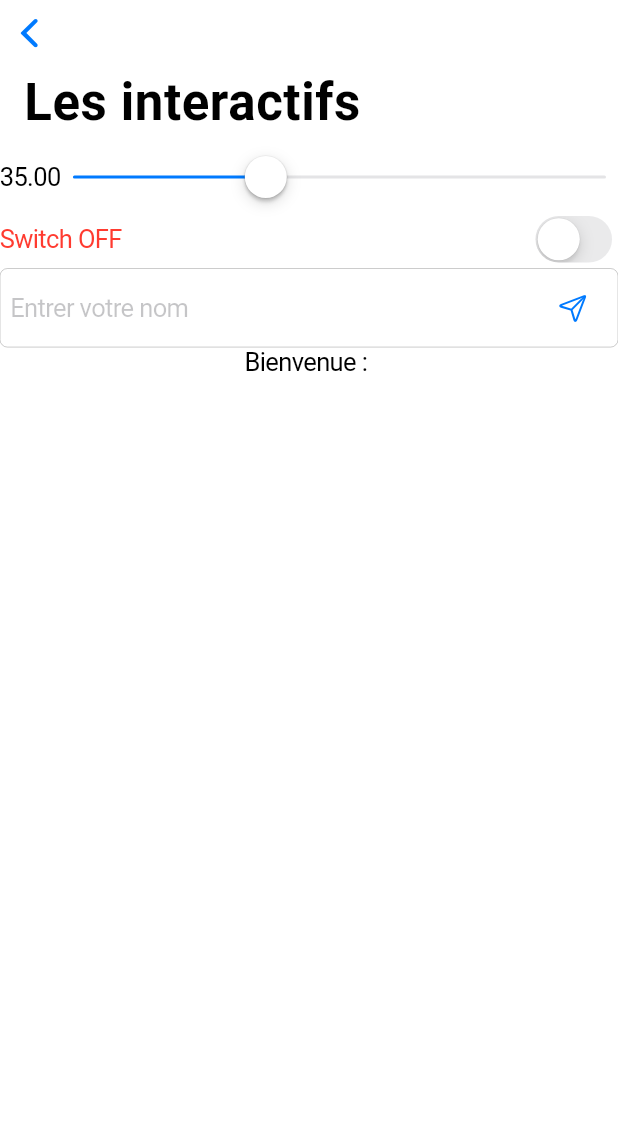
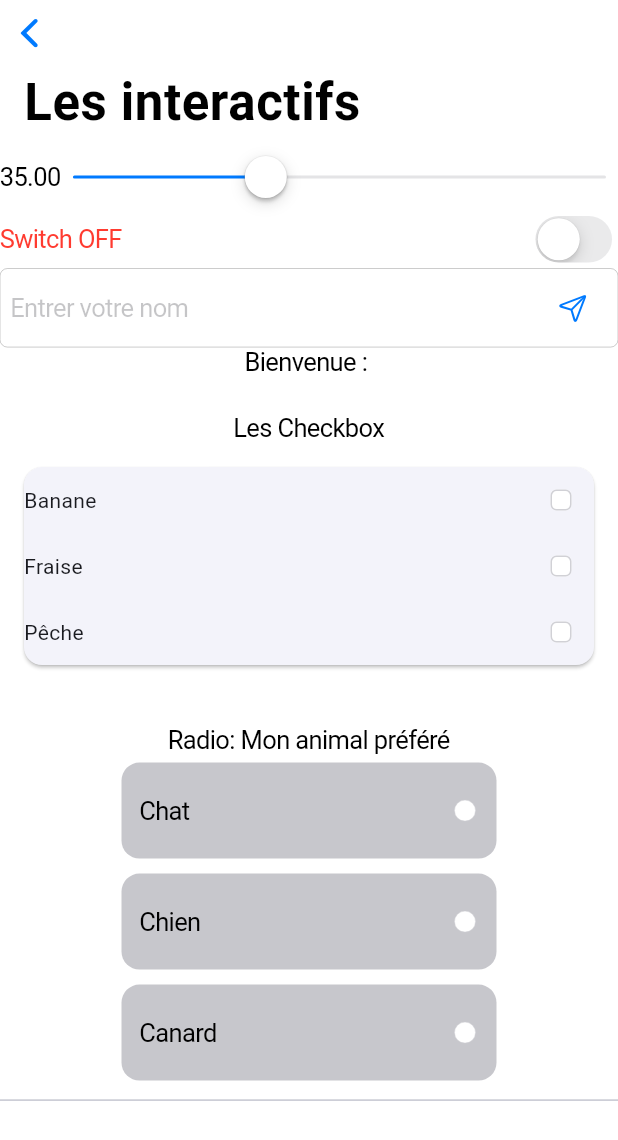
Before and after one commit to KifK2f/cupertino, a Flutter app: the IosInteractif screen opened directly, on a phone screen of 412 x 824 dp. Shown: the top 1140 px of the screen. Run offline on Flutter 3.47's test engine with Material 3 defaults, Android fonts, the phone set to English and light mode, and no system bars.

Commit message:
CupertinoRadio et CupertinoCheckbox Ok

```diff
--- a/lib/ios_material/ios_interactifs.dart
+++ b/lib/ios_material/ios_interactifs.dart
@@ -1,4 +1,5 @@
 import 'package:flutter/cupertino.dart';
+import 'package:flutter/material.dart';
 
 class IosInteractif extends StatefulWidget {
   const IosInteractif({super.key});
@@ -18,6 +19,13 @@ class _InteractifState extends State<IosInteractif> {
   bool isOn = false;
   late TextEditingController _controller;
   String _name = "";
+  final Map<String, bool> _options = {
+      "Banane" : false,
+      "Fraise" : false,
+      "Pêche" : false,
+  };
+
+  String? _groupValue;
 
   //méthods for updates
   void _updateSlider(double newValue){
@@ -35,6 +43,12 @@ class _InteractifState extends State<IosInteractif> {
   void _updateName(){
     setState(() {
       _name = _controller.text;
+    });
+  }
+
+  void _onValueChanged(String? string){
+    setState(() {
+      _groupValue = string;
     });
   }
 
@@ -92,6 +106,45 @@ class _InteractifState extends State<IosInteractif> {
                   onSubmitted: ((_) => _updateName()), //POur valider avec l'appui sur le bouton du clavier aussi
                 ),
                 Text("Bienvenue : $_name"),
+                const SizedBox(height: 24,),
+                const Text("Les Checkbox"),
+                Card(
+                  margin: const EdgeInsets.all(16),
+                  child: Column(
+                    children: _options.keys.map((key) {
+                          return Row(
+                            mainAxisAlignment: MainAxisAlignment.spaceBetween,
+                            children: [
+                              Text(key),
+                              const SizedBox(width: 32,),
+                              CupertinoCheckbox(value: _options[key], onChanged: (newValue){
+                                setState(() {
+                                  _options[key] = newValue ?? false;
+                                });
+                              }),
+                            ],
+                          );
+                    }).toList(),
+                  ),
+                ),
+                const SizedBox(height: 24,),
+                const Text("Radio: Mon animal préféré"),
+                Column(
+                  children: [
+                    RadioGroup<String>(
+                      groupValue: _groupValue,
+                      onChanged: _onValueChanged,
+                      child: Column(
+                        mainAxisAlignment: MainAxisAlignment.center,
+                        children: [
+                          radio("Chat"),
+                          radio("Chien"),
+                          radio("Canard"),
+                        ],
+                      ),
+                    )],
+                ),
+                Divider()
               ],
             ),
           )
@@ -100,4 +153,24 @@ class _InteractifState extends State<IosInteractif> {
     );
   }
 
+  Widget radio(String value){
+    return Container(
+      padding: const EdgeInsets.all(12),
+      margin: const EdgeInsets.symmetric(vertical: 5),
+      decoration: BoxDecoration(
+        color: CupertinoColors.systemGrey3,
+        borderRadius: BorderRadius.circular(12),
+      ),
+      width: 250,
+      height: 64,
+      child: Row(
+        mainAxisAlignment: MainAxisAlignment.spaceBetween,
+        children: [
+          Text(value),
+          CupertinoRadio<String>(value: value),
+        ],
+      ),
+    );
+  }
+
 }
```
